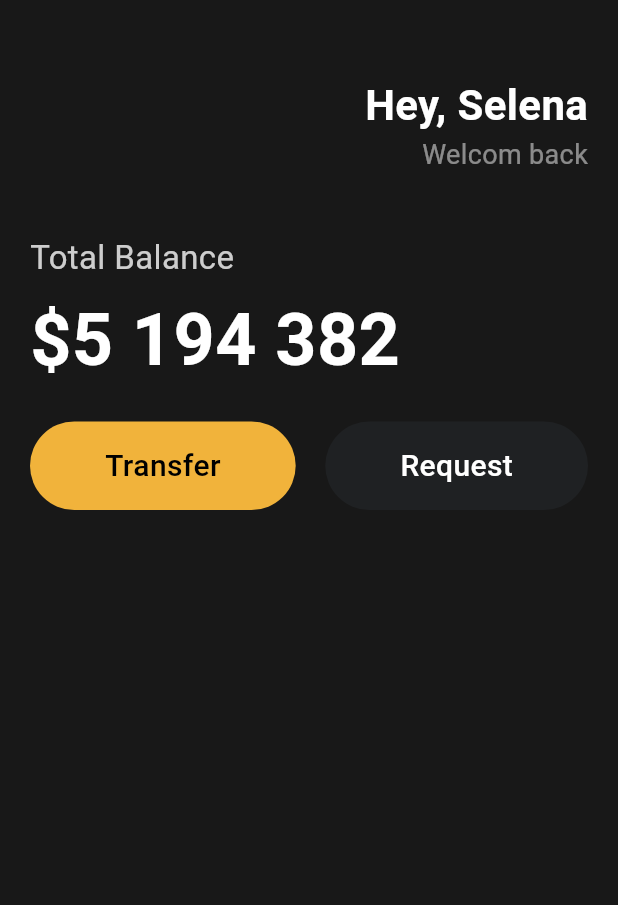
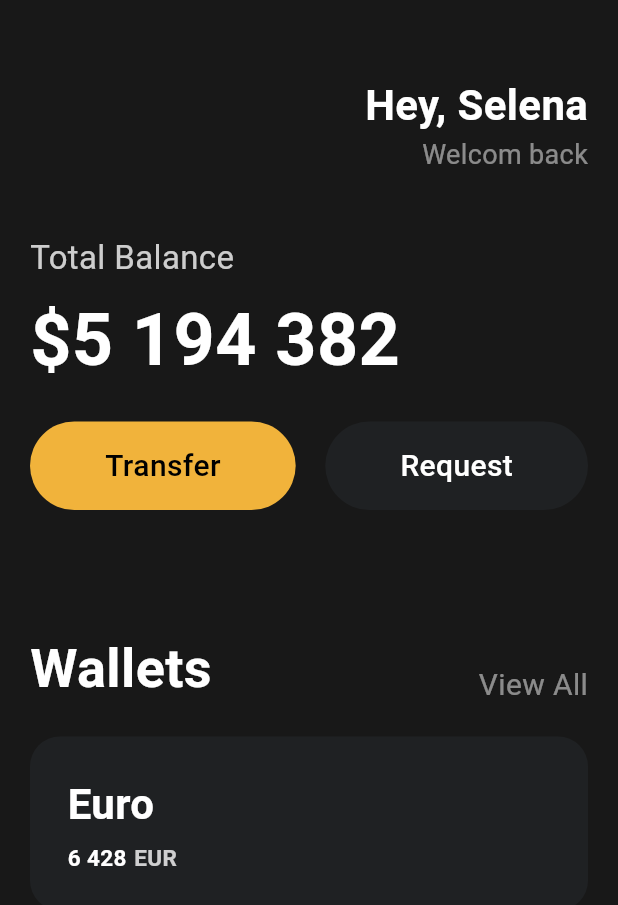
Before and after one commit to no-intel/flutter-toonflix, a Flutter app: the screen it shows after launch, on a phone screen of 412 x 824 dp. Shown: the top 905 px of the screen. Run offline on Flutter 3.47's test engine with Material 3 defaults, Android fonts, the phone set to English and light mode, and no system bars.

Commit message:
Card 만들기

```diff
--- a/lib/main.dart
+++ b/lib/main.dart
@@ -75,6 +75,77 @@ class App extends StatelessWidget {
                   ),
                 ],
               ),
+              SizedBox(height: 80),
+              Row(
+                mainAxisAlignment: MainAxisAlignment.spaceBetween,
+                crossAxisAlignment: CrossAxisAlignment.end,
+                children: [
+                  Text(
+                    'Wallets',
+                    style: TextStyle(
+                      color: Colors.white,
+                      fontSize: 36,
+                      fontWeight: FontWeight.w600,
+                    ),
+                  ),
+                  Text(
+                    'View All',
+                    style: TextStyle(
+                      color: Colors.white.withAlpha(127),
+                      fontSize: 20,
+                    ),
+                  ),
+                ],
+              ),
+              SizedBox(height: 20),
+              Container(
+                decoration: BoxDecoration(
+                  color: Color(0xFF1F2123),
+                  borderRadius: BorderRadius.circular(20),
+                ),
+                child: Padding(
+                  padding: const EdgeInsets.all(25),
+                  child: Row(
+                    children: [
+                      Column(
+                        crossAxisAlignment: CrossAxisAlignment.start,
+                        children: [
+                          Text(
+                            'Euro',
+                            style: TextStyle(
+                              color: Colors.white,
+                              fontSize: 28,
+                              fontWeight: FontWeight.w600,
+                            ),
+                          ),
+                          SizedBox(height: 5),
+                          Row(
+                            children: [
+                              Text(
+                                '6 428',
+                                style: TextStyle(
+                                  color: Colors.white,
+                                  fontSize: 15,
+                                  fontWeight: FontWeight.w600,
+                                ),
+                              ),
+                              SizedBox(width: 5),
+                              Text(
+                                'EUR',
+                                style: TextStyle(
+                                  color: Colors.white.withAlpha(200),
+                                  fontSize: 15,
+                                  fontWeight: FontWeight.w600,
+                                ),
+                              ),
+                            ],
+                          ),
+                        ],
+                      ),
+                    ],
+                  ),
+                ),
+              ),
             ],
           ),
         ),
```
